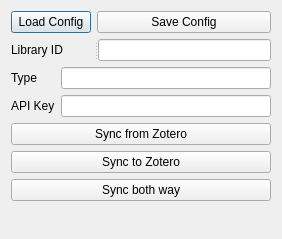
The window that ui/ZoteroDialog.ui (weilunhuang-jhu/dptAPP) describes before a commit, drawn with Qt 5.
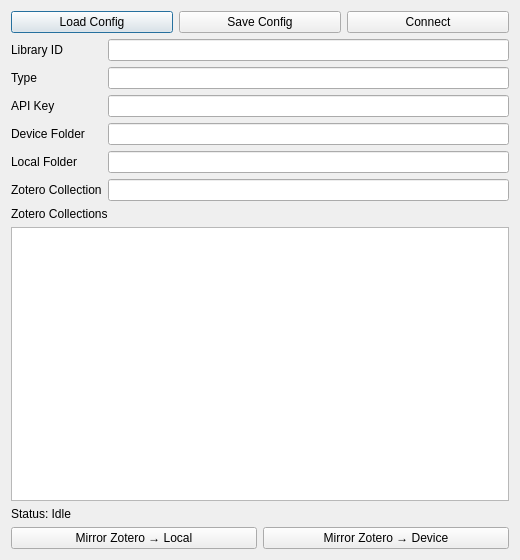
The same window after the commit.

Commit message:
Refactor sync into planning/service modules and refresh GUI/docs.
Extract Local↔Device and Zotero mirror flows, add Help/app-config loading,
device delete, background Zotero tree fetch, and unit tests; update README
and UI screenshots.

```diff
--- a/ui/ZoteroDialog.ui
+++ b/ui/ZoteroDialog.ui
@@ -6,42 +6,50 @@
    <rect>
     <x>0</x>
     <y>0</y>
-    <width>282</width>
-    <height>239</height>
+    <width>520</width>
+    <height>560</height>
    </rect>
   </property>
   <property name="windowTitle">
    <string>Dialog</string>
   </property>
-  <layout class="QFormLayout" name="formLayout_2">
-   <item row="0" column="0">
+  <layout class="QVBoxLayout" name="verticalLayout_main">
+   <item>
+    <layout class="QHBoxLayout" name="horizontalLayout_config_buttons">
+     <item>
     <widget class="QPushButton" name="pushButton_loadConfig">
      <property name="text">
       <string>Load Config</string>
      </property>
     </widget>
    </item>
-   <item row="0" column="1">
+     <item>
     <widget class="QPushButton" name="pushButton_saveConfig">
      <property name="text">
       <string>Save Config</string>
      </property>
     </widget>
    </item>
-   <item row="1" column="0" colspan="2">
+     <item>
+      <widget class="QPushButton" name="pushButton_connect">
+       <property name="text">
+        <string>Connect</string>
+       </property>
+      </widget>
+     </item>
+    </layout>
+   </item>
+   <item>
     <layout class="QFormLayout" name="formLayout">
-     <item row="0" column="0" colspan="2">
-      <widget class="QSplitter" name="splitter">
-       <property name="orientation">
-        <enum>Qt::Horizontal</enum>
-       </property>
+     <item row="0" column="0">
        <widget class="QLabel" name="label">
         <property name="text">
          <string>Library ID</string>
         </property>
        </widget>
+     </item>
+     <item row="0" column="1">
        <widget class="QLineEdit" name="lineEdit_id"/>
-      </widget>
      </item>
      <item row="1" column="0">
       <widget class="QLabel" name="label_2">
@@ -63,28 +71,79 @@
      <item row="2" column="1">
       <widget class="QLineEdit" name="lineEdit_key"/>
      </item>
+     <item row="3" column="0">
+      <widget class="QLabel" name="label_device_folder">
+       <property name="text">
+        <string>Device Folder</string>
+       </property>
+      </widget>
+     </item>
+     <item row="3" column="1">
+      <widget class="QLineEdit" name="lineEdit_deviceFolder">
+       <property name="readOnly">
+        <bool>true</bool>
+       </property>
+      </widget>
+     </item>
+     <item row="4" column="0">
+      <widget class="QLabel" name="label_local_folder">
+       <property name="text">
+        <string>Local Folder</string>
+       </property>
+      </widget>
+     </item>
+     <item row="4" column="1">
+      <widget class="QLineEdit" name="lineEdit_localFolder"/>
+     </item>
+     <item row="5" column="0">
+      <widget class="QLabel" name="label_collection">
+       <property name="text">
+        <string>Zotero Collection</string>
+       </property>
+      </widget>
+     </item>
+     <item row="5" column="1">
+      <widget class="QLineEdit" name="lineEdit_collection">
+       <property name="readOnly">
+        <bool>true</bool>
+       </property>
+      </widget>
+     </item>
     </layout>
    </item>
-   <item row="2" column="0" colspan="2">
-    <layout class="QVBoxLayout" name="verticalLayout">
      <item>
-      <widget class="QPushButton" name="pushButton_syncFromZotero">
+    <widget class="QLabel" name="label_tree">
        <property name="text">
-        <string>Sync from Zotero</string>
+      <string>Zotero Collections</string>
        </property>
       </widget>
      </item>
      <item>
-      <widget class="QPushButton" name="pushButton_syncToZotero">
+    <widget class="QTreeView" name="treeView_zotero"/>
+   </item>
+   <item>
+    <widget class="QLabel" name="label_status">
        <property name="text">
-        <string>Sync to Zotero</string>
-       </property>
+      <string>Status: Idle</string>
+     </property>
+     <property name="wordWrap">
+      <bool>true</bool>
+     </property>
       </widget>
      </item>
      <item>
-      <widget class="QPushButton" name="pushButton_syncBothWay">
+    <layout class="QHBoxLayout" name="horizontalLayout_sync">
+     <item>
+      <widget class="QPushButton" name="pushButton_mirrorToLocal">
        <property name="text">
-        <string>Sync both way</string>
+        <string>Mirror Zotero → Local</string>
+       </property>
+      </widget>
+     </item>
+     <item>
+      <widget class="QPushButton" name="pushButton_mirrorToDevice">
+       <property name="text">
+        <string>Mirror Zotero → Device</string>
        </property>
       </widget>
      </item>
```
Left out of the diff: 2 changed lines with no effect on the pictures. Lines whose indentation alone changed are shown as unchanged. The commit also changes 23 other files.
